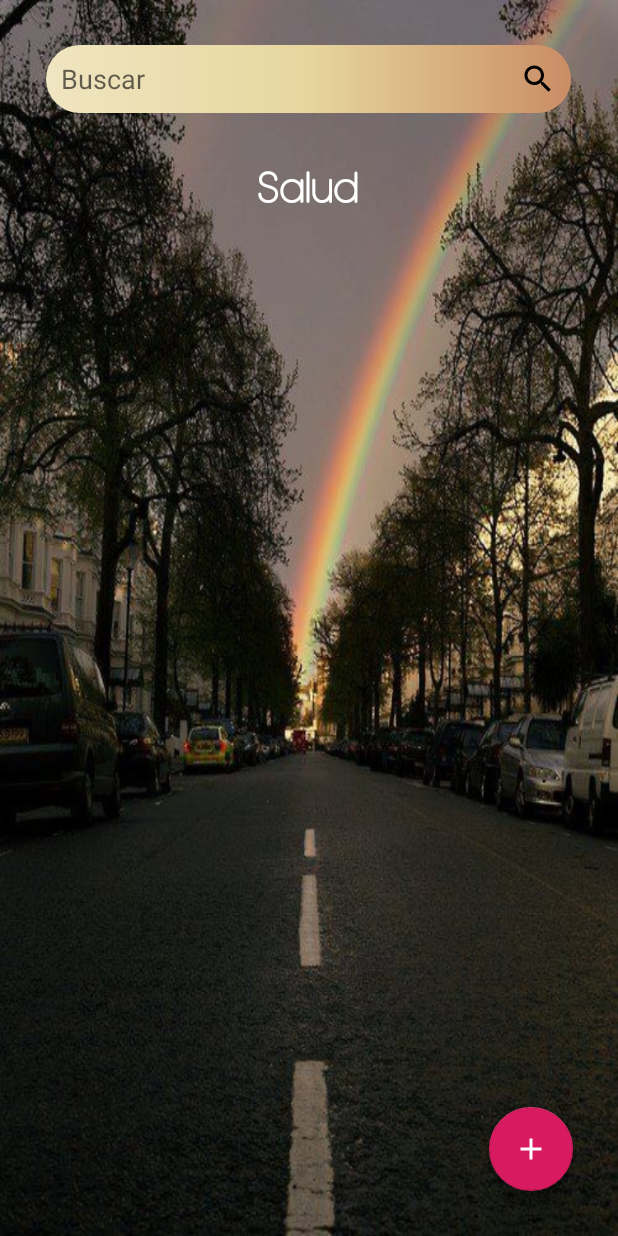
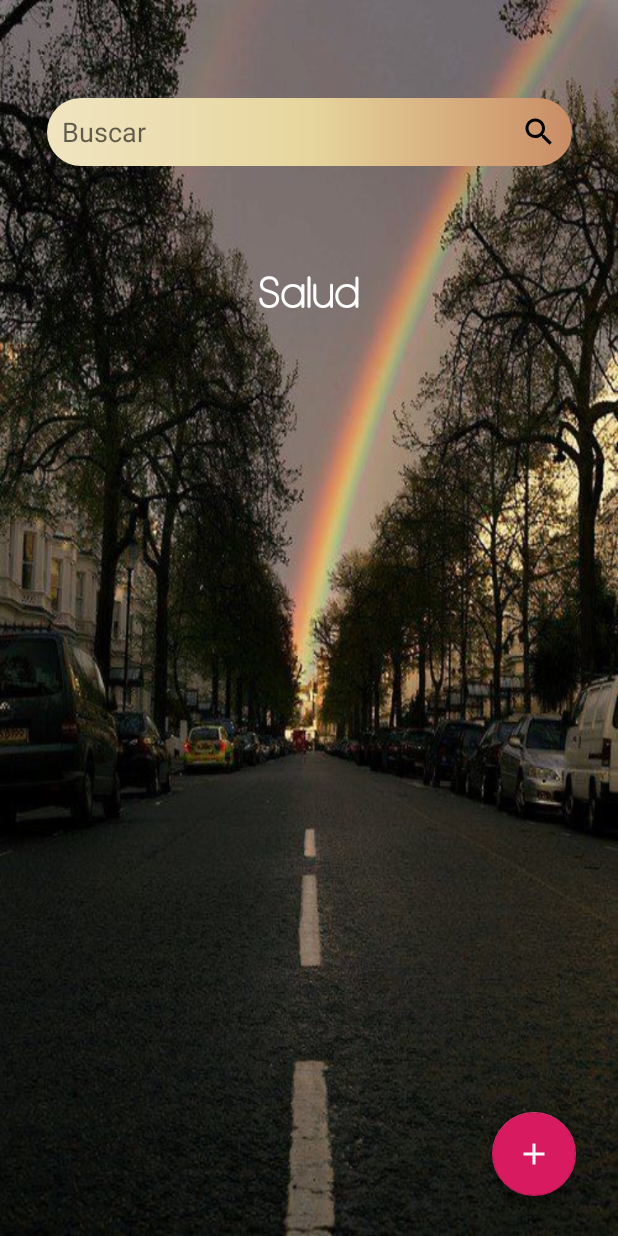
Before and after one commit to smauricii/LeyarapMaster, an Android app: the SaludActivity screen opened directly, with no data from a screen before it, on a phone screen of 412 x 824 dp. Run offline under Robolectric (Android 15) with nearby library versions, the phone set to English and light mode, and no system bars; our stand-ins replace Room's generated code.

Commit message:
cambios 14/10/2021

```diff
--- a/app/src/main/java/com/edu/uan/android/leyarap/LoginActicity.kt
+++ b/app/src/main/java/com/edu/uan/android/leyarap/LoginActicity.kt
@@ -15,6 +15,7 @@ import com.google.android.gms.auth.api.signin.GoogleSignInClient
 import com.google.android.gms.auth.api.signin.GoogleSignInOptions
 import com.google.android.gms.common.api.ApiException
 import com.google.firebase.auth.*
+import kotlinx.android.synthetic.main.activity_home.*
 import kotlinx.android.synthetic.main.activity_inicio.*
 import kotlinx.android.synthetic.main.activity_login.*
 import kotlinx.android.synthetic.main.activity_login.autenticacionlayout
@@ -109,7 +110,7 @@ class LoginActicity : AppCompatActivity() {
             //configuracion
             val googleConf =
                 GoogleSignInOptions.Builder(GoogleSignInOptions.DEFAULT_SIGN_IN)
-                    .requestIdToken(getString(R.string.default_web_client_id)).requestEmail()
+                    .requestIdToken(getString(R.string.txt_bienvenido)).requestEmail()
                     .build()
             val googleClient: GoogleSignInClient = GoogleSignIn.getClient(this, googleConf)
             googleClient.signOut()
--- a/app/src/main/java/com/edu/uan/android/leyarap/salud/SaludActivity.kt
+++ b/app/src/main/java/com/edu/uan/android/leyarap/salud/SaludActivity.kt
@@ -5,6 +5,7 @@ import android.graphics.Color
 import android.graphics.Typeface
 import androidx.appcompat.app.AppCompatActivity
 import android.os.Bundle
+import android.view.WindowManager
 import androidx.lifecycle.Observer
 import com.edu.uan.android.leyarap.R
 import com.edu.uan.android.leyarap.adapters.ListaAdapterSalud
@@ -16,7 +17,7 @@ class SaludActivity : AppCompatActivity() {
     override fun onCreate(savedInstanceState: Bundle?) {
         super.onCreate(savedInstanceState)
         setContentView(R.layout.activity_salud)
-
+        window.setSoftInputMode(WindowManager.LayoutParams.SOFT_INPUT_ADJUST_PAN);
         txt_salud.typeface = Typeface.createFromAsset(assets, "fonts/moon.otf")
         txt_salud.setTextColor(Color.WHITE)
 
--- /dev/null
+++ b/app/src/main/res/drawable/btn_salida.xml
@@ -0,0 +1,5 @@
+<vector android:height="50dp" android:tint="#FFFFFF"
+    android:viewportHeight="30" android:viewportWidth="30"
+    android:width="50dp" xmlns:android="http://schemas.android.com/apk/res/android">
+    <path android:fillColor="@android:color/white" android:pathData="M19,6.41L17.59,5 12,10.59 6.41,5 5,6.41 10.59,12 5,17.59 6.41,19 12,13.41 17.59,19 19,17.59 13.41,12z"/>
+</vector>
--- /dev/null
+++ b/app/src/main/res/drawable/next_btn.xml
@@ -0,0 +1,5 @@
+<vector android:height="100dp" android:tint="#FFFFFF"
+    android:viewportHeight="30" android:viewportWidth="30"
+    android:width="100dp" xmlns:android="http://schemas.android.com/apk/res/android">
+    <path android:fillColor="@android:color/white" android:pathData="M10,6L8.59,7.41 13.17,12l-4.58,4.59L10,18l6,-6z"/>
+</vector>
--- a/app/src/main/res/layout/activity_salud.xml
+++ b/app/src/main/res/layout/activity_salud.xml
@@ -6,66 +6,51 @@
     android:background="@drawable/fondo"
     tools:context=".salud.SaludActivity">
 
-    <LinearLayout
-
-
-        android:id="@+id/linearLayout6"
-        android:layout_width="0dp"
-        android:layout_height="0dp"
-        android:gravity="center_horizontal"
-        android:orientation="vertical"
-        app:layout_constraintBottom_toBottomOf="parent"
-        app:layout_constraintEnd_toEndOf="parent"
-        app:layout_constraintStart_toStartOf="parent"
-        app:layout_constraintTop_toTopOf="parent">
-
     <EditText
         android:id="@+id/edit_buscar_salud"
         android:layout_width="350dp"
         android:layout_height="45dp"
-            android:layout_marginTop="30dp"
         android:background="@drawable/edit_buscar"
-            android:drawableRight="@drawable/ic_buscar"
+        android:drawableEnd="@drawable/ic_buscar"
         android:ems="10"
         android:hint="@string/txt_buscar"
         android:inputType="textPersonName"
         android:paddingLeft="10dp"
-            android:paddingRight="10dp"/>
+        android:paddingRight="10dp"
+        app:layout_constraintBottom_toTopOf="@+id/txt_salud"
+        app:layout_constraintEnd_toEndOf="parent"
+        app:layout_constraintStart_toStartOf="parent"
+        app:layout_constraintTop_toTopOf="parent" />
 
     <TextView
         android:id="@+id/txt_salud"
         android:layout_width="wrap_content"
         android:layout_height="wrap_content"
-            android:layout_marginTop="30dp"
         android:text="@string/txt_salud"
-            android:textSize="30sp" />
-
-        <LinearLayout
-            android:layout_width="match_parent"
-            android:layout_height="match_parent"
-            android:gravity="bottom"
-            android:orientation="vertical">
+        android:textSize="30sp"
+        app:layout_constraintBottom_toTopOf="@+id/lista_salud_layout"
+        app:layout_constraintEnd_toEndOf="parent"
+        app:layout_constraintStart_toStartOf="parent" />
 
     <ListView
         android:id="@+id/lista_salud_layout"
         android:layout_width="match_parent"
-                android:layout_height="610dp" >
+        android:layout_height="610dp"
+        app:layout_constraintBottom_toBottomOf="parent">
 
     </ListView>
-
-        </LinearLayout>
-
-    </LinearLayout>
 
     <com.google.android.material.floatingactionbutton.FloatingActionButton
         android:id="@+id/btn_crearlista_salud"
         android:layout_width="wrap_content"
         android:layout_height="wrap_content"
-        android:layout_marginRight="30dp"
-        android:layout_marginBottom="30dp"
+        android:layout_marginLeft="300dp"
+        android:layout_marginTop="500dp"
         android:clickable="true"
-        app:layout_constraintBottom_toBottomOf="@+id/linearLayout6"
+        app:layout_constraintBottom_toBottomOf="@+id/lista_salud_layout"
         app:layout_constraintEnd_toEndOf="parent"
+        app:layout_constraintStart_toStartOf="parent"
+        app:layout_constraintTop_toBottomOf="@+id/txt_salud"
         app:srcCompat="@drawable/ic_baseline_add_24" />
 
 </androidx.constraintlayout.widget.ConstraintLayout>
--- a/app/src/main/res/values/strings.xml
+++ b/app/src/main/res/values/strings.xml
@@ -21,7 +21,7 @@
     <string name="txt_como_has_dormido">Como has dormido estos dias del 1 al 5</string>
     <string name="txt__nivel_actividad_fisica">¿como calificarras el nivel de satisfaccion de las actividades realizadas ultimamente?</string>
     <string name="txt_inicio">Ir al inicio</string>
-
+    <string name="txt_estadoAnimo">Estado De Animo</string>
     <string name="txt_salud">Salud</string>
 
     <string name="prefs_file">com.edu.uan.android.leyarap.PREFERENCE_FILE_KEY</string>
```
Also changed, not shown: app/src/main/java/com/edu/uan/android/leyarap/EleccionActivity.kt (+29 -8 lines), app/src/main/java/com/edu/uan/android/leyarap/HomeActivity.kt (+8 -26 lines), app/src/main/java/com/edu/uan/android/leyarap/estadoAnimo/EstadoAnimo.kt (+19 -2 lines), app/src/main/java/com/edu/uan/android/leyarap/pausas/CrearEventoPusaActivity.kt (+12 -0 lines), app/src/main/res/layout/activity_eleccion.xml (+32 -6 lines), app/src/main/res/layout/activity_estado_animo.xml (+13 -0 lines), 1 other file. Lines whose indentation alone changed are shown as unchanged.
